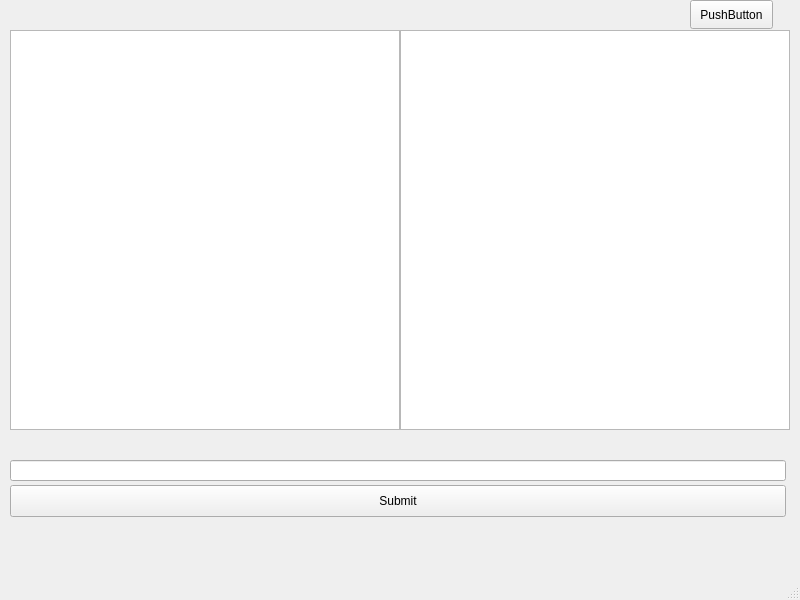
The window that FileManager/mainwindow.ui (RickSanj/file_manager) describes before a commit, drawn with Qt 5.
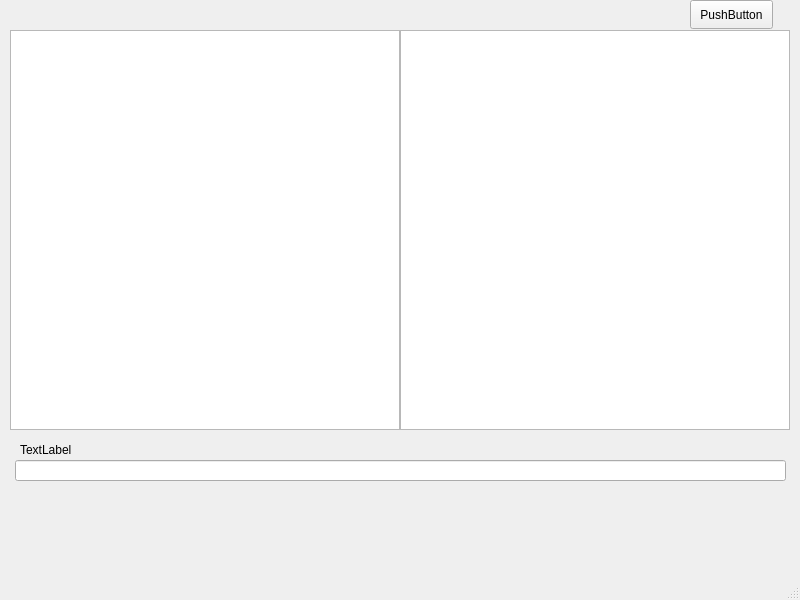
The same window after the commit.

Diff of the .ui file:
```diff
--- a/FileManager/mainwindow.ui
+++ b/FileManager/mainwindow.ui
@@ -24,25 +24,12 @@
      </rect>
     </property>
    </widget>
-   <widget class="QPushButton" name="pushButton">
-    <property name="geometry">
-     <rect>
-      <x>10</x>
-      <y>485</y>
-      <width>776</width>
-      <height>32</height>
-     </rect>
-    </property>
-    <property name="text">
-     <string>Submit</string>
-    </property>
-   </widget>
    <widget class="QLineEdit" name="lineEdit">
     <property name="geometry">
      <rect>
-      <x>10</x>
+      <x>15</x>
       <y>460</y>
-      <width>776</width>
+      <width>771</width>
       <height>21</height>
      </rect>
     </property>
@@ -70,6 +57,19 @@
      <string>PushButton</string>
     </property>
    </widget>
+   <widget class="QLabel" name="label">
+    <property name="geometry">
+     <rect>
+      <x>20</x>
+      <y>440</y>
+      <width>761</width>
+      <height>20</height>
+     </rect>
+    </property>
+    <property name="text">
+     <string>TextLabel</string>
+    </property>
+   </widget>
   </widget>
   <widget class="QMenuBar" name="menubar">
    <property name="geometry">
```
Left out of the diff: 2 changed lines with no effect on the pictures.
